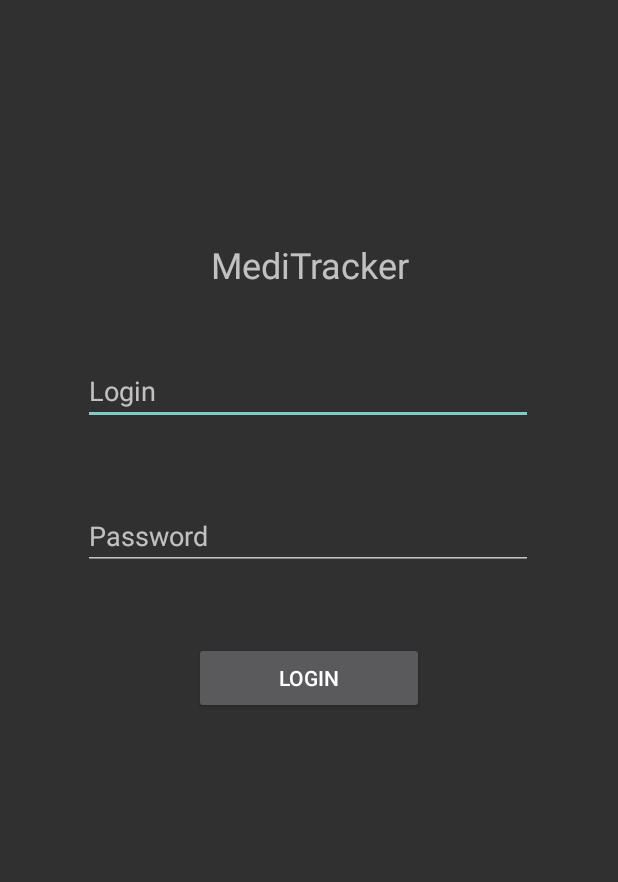
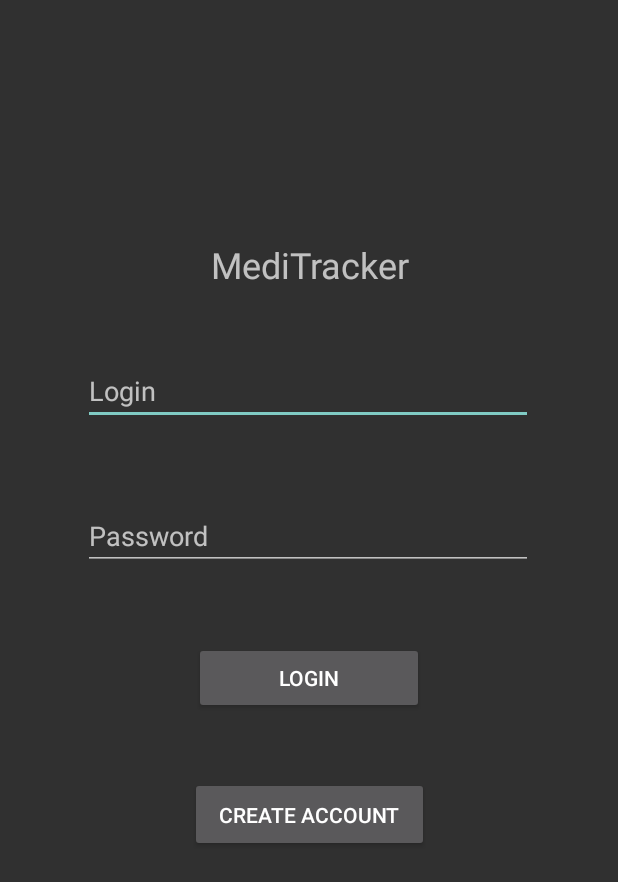
Before and after one commit to benyou94/Software-Engineering-UI-, an Android app: the screen it shows after launch (LoginPage), on a phone screen of 412 x 824 dp. Shown: the top 882 px of the screen. Run offline under Robolectric (Android 15) with nearby library versions, the phone set to English and light mode, and no system bars.

Commit message:
created a create a user screen

```diff
--- a/app/src/main/AndroidManifest.xml
+++ b/app/src/main/AndroidManifest.xml
@@ -1,6 +1,7 @@
 <?xml version="1.0" encoding="utf-8"?>
 <manifest xmlns:android="http://schemas.android.com/apk/res/android"
     package="com.example.practiceone">
+
     <uses-permission android:name="android.permission.INTERNET" />
 
     <application
@@ -10,11 +11,11 @@
         android:roundIcon="@mipmap/ic_launcher_round"
         android:supportsRtl="true"
         android:theme="@style/Theme.AppCompat.NoActionBar">
+        <activity android:name=".CreateAccount"></activity>
         <activity
             android:name=".SearchResultPage"
             android:label="@string/title_activity_third"
-
-            android:parentActivityName=".SearchParameterPage"/>
+            android:parentActivityName=".SearchParameterPage" />
         <activity
             android:name=".SearchParameterPage"
             android:label="@string/title_activity_second"
--- a/app/src/main/java/com/example/practiceone/LoginPage.java
+++ b/app/src/main/java/com/example/practiceone/LoginPage.java
@@ -17,20 +17,24 @@ public class LoginPage extends AppCompatActivity {
     private EditText Password;
     private TextView Information;
     private Button LoginButton;
+    private Button createAccount;
     private int loginCounter = 3;
+    //private Button CreateAccount;
 
 
     protected void onCreate(Bundle savedInstanceState) {
         this.requestWindowFeature(Window.FEATURE_NO_TITLE);
         super.onCreate(savedInstanceState);
         setContentView(R.layout.activity_main);
+        //create account page
+        createAccount = (Button)findViewById(R.id.CreateAccount);
+
 
         //Gets the details from the UI and puts them into the variables.
         Name = (EditText)findViewById(R.id.loginName);
         Password = (EditText)findViewById(R.id.loginPassword);
         LoginButton = (Button) findViewById((R.id.loginButton));
         Information = (TextView)findViewById(R.id.loginInformation) ;
-
 
         //Login ButtonListener.
         LoginButton.setOnClickListener(new View.OnClickListener() {
@@ -39,7 +43,14 @@ public class LoginPage extends AppCompatActivity {
                 // Code here executes on main thread after user presses button
                 checkIDPWInfo(Name.getText().toString(), Password.getText().toString());
 
+            }
+        });
 
+        //Create Account listener
+        createAccount.setOnClickListener(new View.OnClickListener(){
+            @Override
+            public void onClick(View v){
+                openCreateAccount();
             }
         });
 
@@ -58,10 +69,8 @@ public class LoginPage extends AppCompatActivity {
 
 
         if (userID.equals("") && userPassword.equals("")){
-
             Intent intent = new Intent(this, SearchParameterPage.class);
             startActivity(intent);
-
         }
         else {
 
@@ -78,6 +87,27 @@ public class LoginPage extends AppCompatActivity {
 
 
     }
+    public void openCreateAccount(){
+        Intent intent = new Intent (this, CreateAccount.class );
+        startActivity(intent);
+
+    }
+
+    /*/create account page
+    Button createAccount = findViewById(R.id.CreateAccount);
+    createAccount.setOnClickListener(new View.OnClickListener()){
+        public void onClick(View v){
+            openCreateAccount();
+        }
+    }
+
+    public void openCreateAccount(){
+        Intent intent = new Intent (this, CreateAccount.class );
+        startActivity(intent);
+
+    }
+    */
+
 
 
 }
--- a/app/src/main/res/layout/activity_main.xml
+++ b/app/src/main/res/layout/activity_main.xml
@@ -4,8 +4,7 @@
     xmlns:tools="http://schemas.android.com/tools"
     android:layout_width="match_parent"
     android:layout_height="match_parent"
-    tools:context=".LoginPage"
-    >
+    tools:context=".LoginPage">
 
 
     <EditText
@@ -91,4 +90,14 @@
         app:layout_constraintTop_toTopOf="parent"
         app:layout_constraintVertical_bias="0.689" />
 
+    <Button
+        android:id="@+id/CreateAccount"
+        android:layout_width="159dp"
+        android:layout_height="50dp"
+        android:layout_marginTop="518dp"
+        android:text="Create Account"
+        app:layout_constraintEnd_toEndOf="parent"
+        app:layout_constraintStart_toStartOf="parent"
+        app:layout_constraintTop_toTopOf="parent" />
+
 </android.support.constraint.ConstraintLayout>
```
